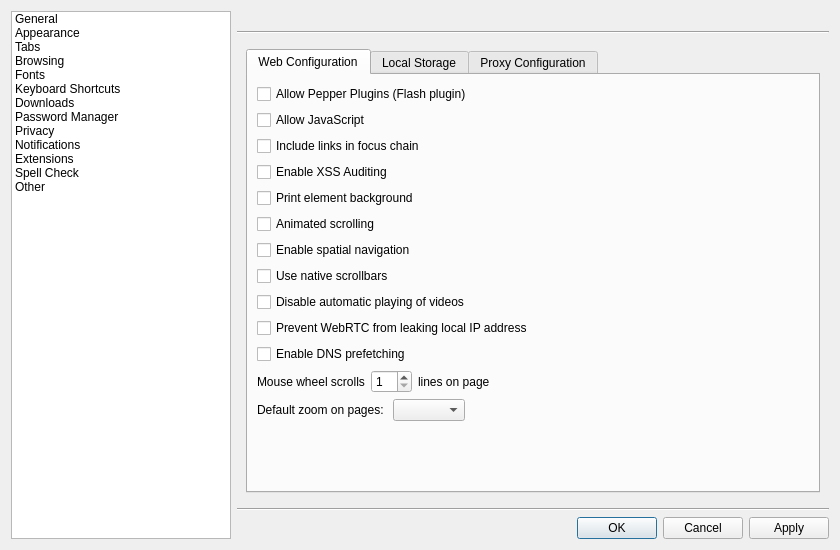
This is src/lib/preferences/preferences.ui in KDE/falkon as Qt 5 draws it before an edit. The edited form follows.
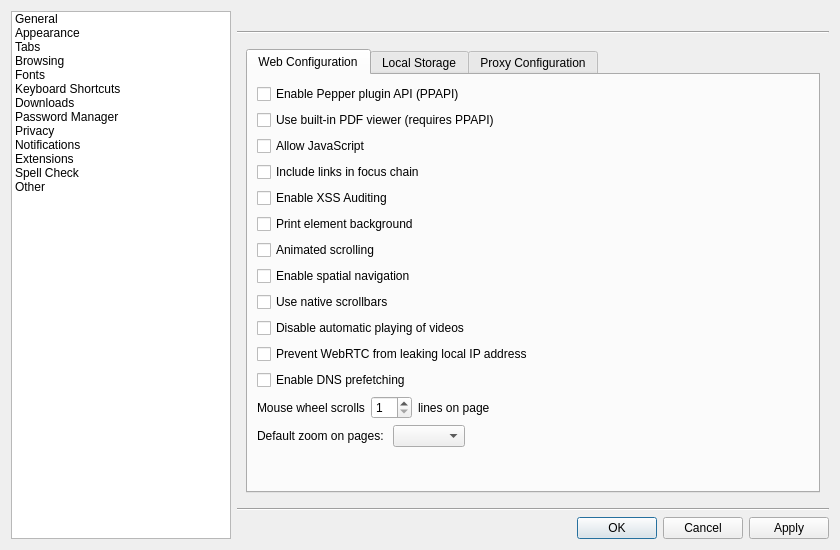
This is the edited form. The open tabs and pages were chosen to show the change. Custom widgets are drawn as their Qt base class.

Commit message: Option for internal PDFium-based viewer on Qt 5.13+

Diff of the .ui file:
```diff
--- a/src/lib/preferences/preferences.ui
+++ b/src/lib/preferences/preferences.ui
@@ -1008,7 +1008,14 @@
                  <item>
                   <widget class="QCheckBox" name="allowPlugins">
                    <property name="text">
-                    <string>Allow Pepper Plugins (Flash plugin)</string>
+                    <string>Enable Pepper plugin API (PPAPI)</string>
+                   </property>
+                  </widget>
+                 </item>
+                 <item>
+                  <widget class="QCheckBox" name="intPDFViewer">
+                   <property name="text">
+                    <string>Use built-in PDF viewer (requires PPAPI)</string>
                    </property>
                   </widget>
                  </item>
```
The commit also changes 3 other files.
